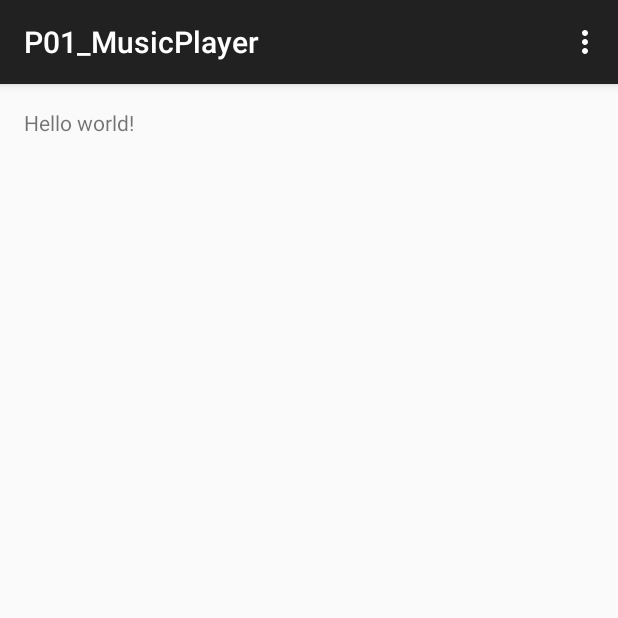
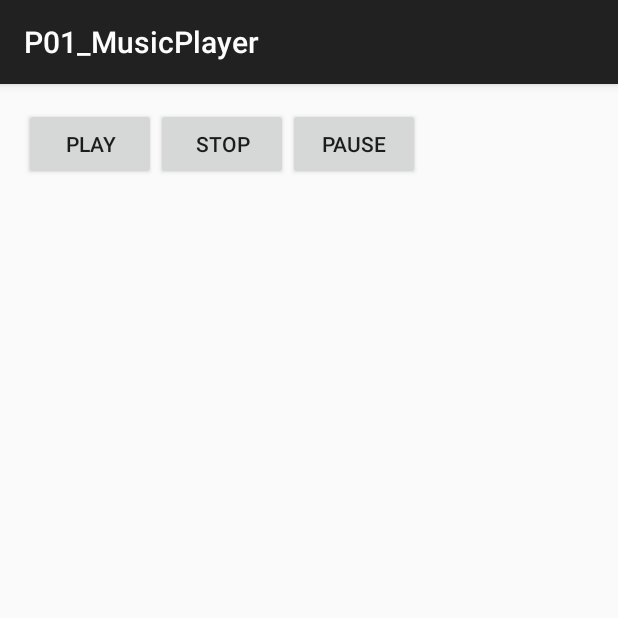
Before and after one commit to juns21/sample_android, an Android app: the screen it shows after launch (MainActivity before the commit, MainActivity2 after it), on a phone screen of 412 x 824 dp, the top half of it. Run offline under Robolectric (Android 15) with nearby library versions, the phone set to English and light mode, and no system bars.

Commit message:
Service - MusicPlayer - SingleFragment

```diff
--- a/P01_MusicPlayer/app/src/main/res/layout/activity_main.xml
+++ b/P01_MusicPlayer/app/src/main/res/layout/activity_main.xml
@@ -1,4 +1,4 @@
-<RelativeLayout xmlns:android="http://schemas.android.com/apk/res/android"
+<LinearLayout xmlns:android="http://schemas.android.com/apk/res/android"
                 xmlns:tools="http://schemas.android.com/tools"
                 android:layout_width="match_parent"
                 android:layout_height="match_parent"
@@ -6,11 +6,25 @@
                 android:paddingRight="@dimen/activity_horizontal_margin"
                 android:paddingTop="@dimen/activity_vertical_margin"
                 android:paddingBottom="@dimen/activity_vertical_margin"
-                tools:context=".MainActivity">
+                tools:context=".MainActivity2">
 
-    <TextView
-        android:text="@string/hello_world"
+    <Button
+        android:id="@+id/btnPlay"
         android:layout_width="wrap_content"
-        android:layout_height="wrap_content"/>
+        android:layout_height="wrap_content"
+        android:text="PLAY"
+        />
+    <Button
+        android:id="@+id/btnStop"
+        android:layout_width="wrap_content"
+        android:layout_height="wrap_content"
+        android:text="STOP"
+        />
+    <Button
+        android:id="@+id/btnPause"
+        android:layout_width="wrap_content"
+        android:layout_height="wrap_content"
+        android:text="PAUSE"
+        />
 
-</RelativeLayout>
+</LinearLayout>
```
Also changed, not shown: P01_MusicPlayer/app/src/main/AndroidManifest.xml (+7 -1 lines), P01_MusicPlayer/app/src/main/java/com/example/c/p01_musicplayer/AudioPlayer.java (added, +39 -0 lines), P01_MusicPlayer/app/src/main/java/com/example/c/p01_musicplayer/MainActivity.java (+33 -0 lines), P01_MusicPlayer/app/src/main/java/com/example/c/p01_musicplayer/MediaService.java (added, +51 -0 lines), P01_MusicPlayer/app/src/main/java/com/example/c/p01_musicplayer/MusicListActivity.java (added, +13 -0 lines), P01_MusicPlayer/app/src/main/java/com/example/c/p01_musicplayer/MusicListFragment.java (added, +9 -0 lines), P01_MusicPlayer/app/src/main/java/com/example/c/p01_musicplayer/MusicPlayerService.java (added, +51 -0 lines), P01_MusicPlayer/app/src/main/java/com/example/c/p01_musicplayer/SingleFragmentActivity.java (added, +29 -0 lines), P01_MusicPlayer/app/src/main/res/layout/activity_fragment.xml (added, +15 -0 lines), 2 other files.
